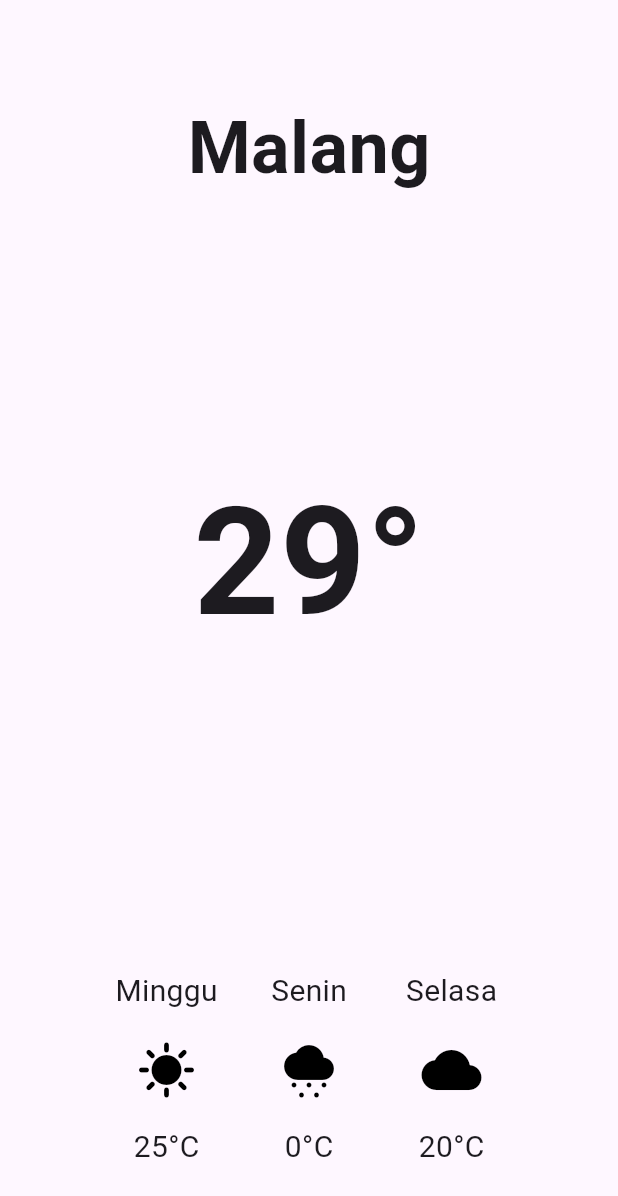
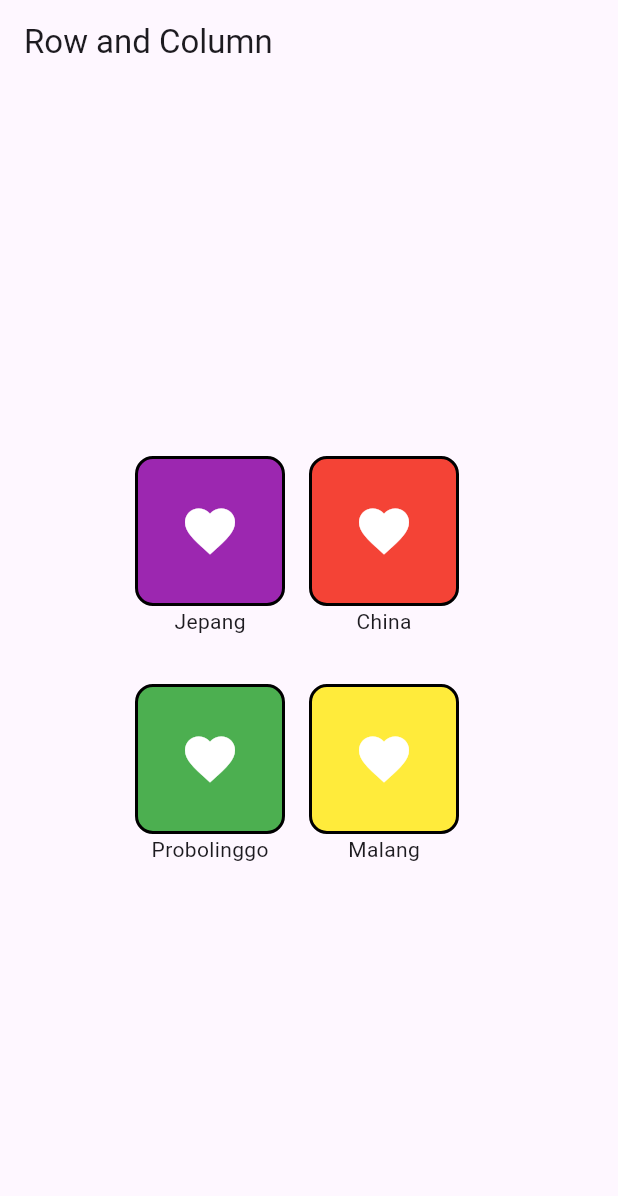
Before and after one commit to Dapaaw/Modul-6, a Flutter app: the screen it shows after launch, on a phone screen of 412 x 824 dp. Shown: the top 1196 px of the screen. Run offline on Flutter 3.47's test engine with Material 3 defaults, Android fonts, the phone set to English and light mode, and no system bars.

Commit message:
coba kedua

```diff
--- /dev/null
+++ b/lib/first_pagfe.dart
@@ -0,0 +1,58 @@
+import 'package:coba/main.dart';
+import 'package:flutter/material.dart';
+
+class FirstPagfe extends StatelessWidget {
+  const FirstPagfe({
+    super.key,
+  });
+
+  @override
+  Widget build(BuildContext context) {
+    return Center(
+      child: Column(
+        mainAxisAlignment: MainAxisAlignment.center,
+        children: [
+          Row(
+            mainAxisAlignment: MainAxisAlignment.center,
+            children: [
+              Column(
+                children: [
+                  KotakBiruJempol(color: Colors.purple),
+                  Text('Jepang'),
+                ],
+              ),
+              SizedBox(width: 16),
+              Column(
+                children: [
+                  KotakBiruJempol(color: Colors.red),
+                  Text('China'),
+                ],
+              ),
+              SizedBox(width: 16),
+            ],
+          ),
+          SizedBox(height: 32),
+          Row(
+            mainAxisAlignment: MainAxisAlignment.center,
+            children: [
+              Column(
+                children: [
+                  KotakBiruJempol(color: Colors.green),
+                  Text( 'Probolinggo' ),
+                ],
+              ),
+              SizedBox(width: 16),
+              Column(
+                children: [
+                  KotakBiruJempol(color: Colors.yellow),
+                  Text( 'Malang' ),
+                ],
+              ),
+              SizedBox(width: 16),
+            ],
+          ),
+        ],
+      ),
+    );
+  }
+}
--- a/lib/main.dart
+++ b/lib/main.dart
@@ -1,3 +1,4 @@
+import 'package:coba/first_pagfe.dart';
 import 'package:flutter/material.dart';
 
 void main() {
@@ -8,74 +9,31 @@ class MyApp extends StatelessWidget {
   @override
   Widget build(BuildContext context) {
     return MaterialApp(
-      title: 'Alligment',
+      title: 'Row and Column',
       home: Scaffold(
-        body: Center(
-          child: Column(
-            mainAxisAlignment: MainAxisAlignment.center,
-            children: [
-              Padding(
-                padding: EdgeInsets.only(top: 20),
-                child: Text(
-                  'Malang',
-                  style: TextStyle(fontSize: 48, fontWeight: FontWeight.bold),
-                ),
-              ),
-              SizedBox(height: 150),
-              Padding(
-                padding: EdgeInsets.only(top: 20),
-                child: Text(
-                  '29\u00B0',
-                  style: TextStyle(fontSize: 100, fontWeight: FontWeight.bold),
-                ),
-              ),
-              SizedBox(height: 200),
-              Row(
-                mainAxisSize: MainAxisSize.min,
-                children: [
-                  Column(
-                    children: [
-                      Text('Minggu', style: TextStyle(fontSize: 20)),
-                      Ikon(icon: Icons.sunny),
-                      Text('25\u00B0C', style: TextStyle(fontSize: 20)),
-                    ],
-                  ),
-                  SizedBox(width: 20),
-                  Column(
-                    children: [
-                      Text('Senin', style: TextStyle(fontSize: 20)),
-                      Ikon(icon: Icons.cloudy_snowing),
-                      Text('0\u00B0C', style: TextStyle(fontSize: 20)),
-                    ],
-                  ),
-                  SizedBox(width: 20),
-                  Column(
-                    children: [
-                      Text('Selasa', style: TextStyle(fontSize: 20)),
-                      Ikon(icon: Icons.cloud),
-                      Text('20\u00B0C', style: TextStyle(fontSize: 20)),
-                    ],
-                  ),
-                ],
-              ),
-            ],
-          ),
-        ),
+        appBar: AppBar(title: Text('Row and Column')),
+        body: FirstPagfe(),
       ),
     );
   }
 }
 
-class Ikon extends StatelessWidget {
-  final IconData icon;
-  const Ikon({Key? key, required this.icon}) : super(key: key);
+class KotakBiruJempol extends StatelessWidget {
+  final Color color;
+
+  KotakBiruJempol({this.color = Colors.blue});
 
   @override
   Widget build(BuildContext context) {
     return Container(
-      width: 75,
-      height: 75,
-      child: Icon(icon, color: Colors.black, size: 40),
+      width: 100,
+      height: 100,
+      decoration: BoxDecoration(
+        color: color,
+        border: Border.all(color: Colors.black, width: 2),
+        borderRadius: BorderRadius.circular(12),
+      ),
+      child: Icon(Icons.favorite, color: Colors.white, size: 40),
     );
   }
 }
```
